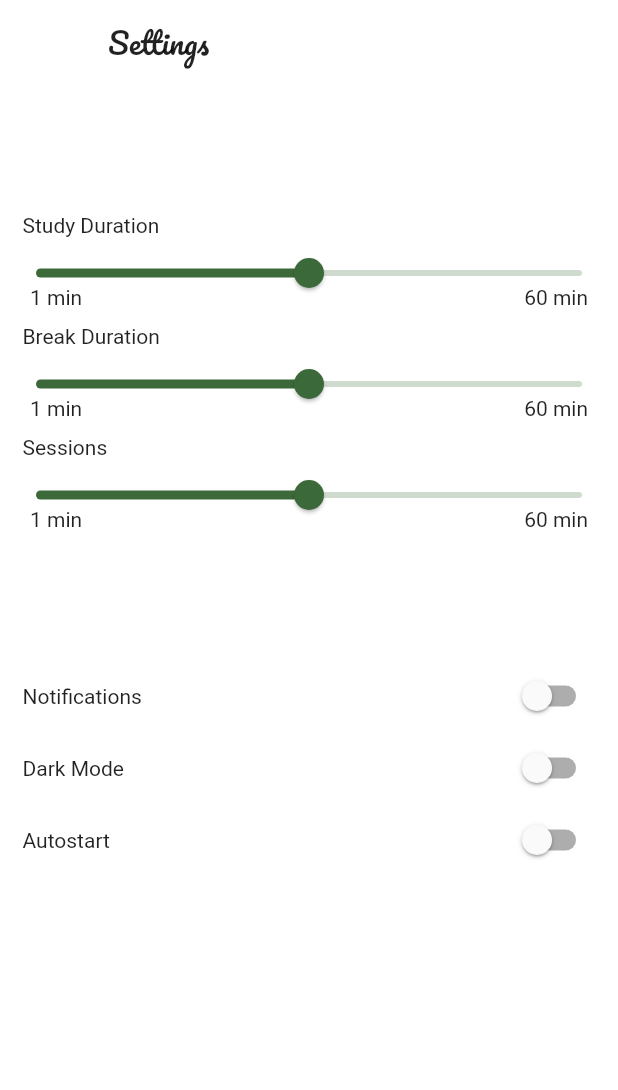
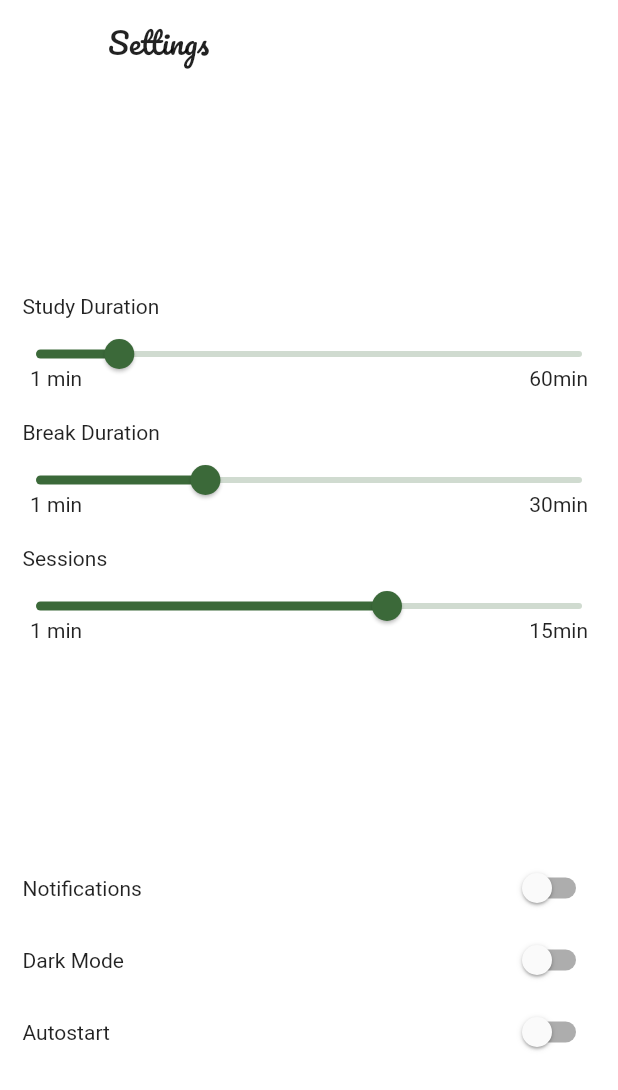
Before and after one commit to NouzNoushad/study_sweet, a Flutter app: the screen it shows after launch, after a tap on the "dark mode" icon, after a tap on the "settings" icon, on a phone screen of 412 x 824 dp. Shown: the top 1090 px of the screen. Run offline on Flutter 3.47's test engine with Material 2 defaults, Android fonts, the light colour scheme and no system bars; our stand-ins replace bloc, equatable, flutter_bloc.

Commit message:
settings screen sliders

```diff
--- /dev/null
+++ b/lib/feature/cubit/settings_cubit/settings_cubit.dart
@@ -0,0 +1,31 @@
+import 'package:bloc/bloc.dart';
+import 'package:equatable/equatable.dart';
+
+part 'settings_state.dart';
+
+class SettingsCubit extends Cubit<SettingsState> {
+  SettingsCubit() : super(const UpdateSettings(10, 10, 10));
+
+  double _studyDuration = 10;
+  double _breakDuration = 10;
+  double _sessions = 10;
+
+  double get studyDuration => _studyDuration;
+  double get breakDuration => _breakDuration;
+  double get sessions => _sessions;
+
+  onChangedStudyDuration(double value) {
+    _studyDuration = value;
+    emit(UpdateSettings(studyDuration, breakDuration, sessions));
+  }
+
+  onChangedBreakDuration(double value) {
+    _breakDuration = value;
+    emit(UpdateSettings(studyDuration, breakDuration, sessions));
+  }
+
+  onChangedSessions(double value) {
+    _sessions = value;
+    emit(UpdateSettings(studyDuration, breakDuration, sessions));
+  }
+}
--- /dev/null
+++ b/lib/feature/cubit/settings_cubit/settings_state.dart
@@ -0,0 +1,19 @@
+part of 'settings_cubit.dart';
+
+sealed class SettingsState extends Equatable {
+  const SettingsState();
+
+  @override
+  List<Object> get props => [];
+}
+
+class UpdateSettings extends SettingsState {
+  final double studyDuration;
+  final double breakDuration;
+  final double sessions;
+
+  const UpdateSettings(this.studyDuration, this.breakDuration, this.sessions);
+
+  @override
+  List<Object> get props => [studyDuration, breakDuration, sessions];
+}
--- a/lib/feature/cubit/timer/timer_cubit.dart
+++ b/lib/feature/cubit/timer/timer_cubit.dart
@@ -2,18 +2,28 @@ import 'dart:async';
 
 import 'package:bloc/bloc.dart';
 import 'package:equatable/equatable.dart';
+import 'package:flutter_bloc/flutter_bloc.dart';
+import 'package:promodoro_app/feature/cubit/settings_cubit/settings_cubit.dart';
 
 part 'timer_state.dart';
 
 class TimerCubit extends Cubit<TimerState> {
-  TimerCubit()
-      : super(const UpdateTimerState('02:00', 2 * 60, false, 1, 2, 'Study'));
+  TimerCubit({required SettingsCubit settingsCubit})
+      : _settingsCubit = settingsCubit,
+        super(UpdateTimerState(
+            '02:00',
+            (settingsCubit.studyDuration * 60).round(),
+            false,
+            1,
+            settingsCubit.studyDuration.round(),
+            'Study'));
+  final SettingsCubit _settingsCubit;
 
   Timer? _timer;
   bool _isPlaying = false;
   bool _isBreakTime = false;
-  int _currentTime = 2 * 60;
-  int _progressTime = 2;
+  int _currentTime = 1 * 60;
+  int _progressTime = 1;
   String _currentTimeValue = '02:00';
   int _session = 1;
 
@@ -32,6 +42,7 @@ class TimerCubit extends Cubit<TimerState> {
   String get studyStatus => _isBreakTime ? 'Break' : 'Study';
 
   _runTimer(int time) {
+    print('study: ${(_settingsCubit.studyDuration * 60).round()}');
     if (_currentTime >= 0) {
       var currentTimeInMinutes = _currentTime ~/ 60;
       var currentTimeInSeconds = _currentTime % 60;
@@ -44,12 +55,12 @@ class TimerCubit extends Cubit<TimerState> {
       _isBreakTime = !_isBreakTime;
       if (_isBreakTime) {
         if (_session < 4) {
-          _currentTime = 1 * 60;
-          _progressTime = 1;
+          _currentTime = (_settingsCubit.breakDuration * 60).round();
+          _progressTime = _settingsCubit.breakDuration.round();
         }
       } else if (_session < 4) {
-        _currentTime = 2 * 60;
-        _progressTime = 2;
+        _currentTime = (_settingsCubit.studyDuration * 60).round();
+        _progressTime = _settingsCubit.studyDuration.round();
         _session++;
       }
     }
--- a/lib/feature/view/promodoro_home/components/timer.dart
+++ b/lib/feature/view/promodoro_home/components/timer.dart
@@ -1,6 +1,7 @@
 import 'package:flutter/material.dart';
 import 'package:flutter_bloc/flutter_bloc.dart';
 import 'package:promodoro_app/core/utils/extensions.dart';
+import 'package:promodoro_app/feature/cubit/settings_cubit/settings_cubit.dart';
 import 'package:promodoro_app/feature/cubit/timer/timer_cubit.dart';
 
 import '../../../../core/utils/colors.dart';
@@ -28,15 +29,16 @@ class StudyTimer extends StatelessWidget {
   }
 
   Widget timerContainer(BuildContext context, String displayTime, int session,
-          int currentTime, int progressTime, String studyStatus) =>
-      SizedBox(
+      int currentTime, int progressTime, String studyStatus) {
+    var settings = BlocProvider.of<SettingsCubit>(context);
+    return SizedBox(
       height: context.height * 0.3,
       width: context.height * 0.3,
       child: Stack(
         fit: StackFit.expand,
         children: [
           CircularProgressIndicator(
-                value: 1 - currentTime / 60 / progressTime,
+              value: 1 - currentTime * 60,
               strokeWidth: 8,
               strokeCap: StrokeCap.round,
               color: ColorPicker.progressColor,
@@ -66,3 +68,4 @@ class StudyTimer extends StatelessWidget {
       ),
     );
   }
+}
--- a/lib/feature/view/promodoro_settings/components/settings_slider.dart
+++ b/lib/feature/view/promodoro_settings/components/settings_slider.dart
@@ -3,8 +3,17 @@ import 'package:promodoro_app/core/utils/extensions.dart';
 
 class SettingsSlider extends StatelessWidget {
   final String title;
+  final double max;
+  final double min;
   final double value;
-  const SettingsSlider({super.key, required this.title, required this.value});
+  final void Function(double)? onChanged;
+  const SettingsSlider(
+      {super.key,
+      required this.title,
+      required this.max,
+      required this.min,
+      required this.value,
+      required this.onChanged});
 
   @override
   Widget build(BuildContext context) {
@@ -19,24 +28,28 @@ class SettingsSlider extends StatelessWidget {
         ),
         Stack(
           children: [
-            Slider(value: value, onChanged: (value) {}),
+            Slider(
+                value: value.toDouble(),
+                max: max,
+                min: min,
+                onChanged: onChanged),
             Positioned(
               bottom: 0,
               left: 0,
               child: SizedBox(
                 width: context.width,
-                child: const Padding(
-                  padding: EdgeInsets.symmetric(
+                child: Padding(
+                  padding: const EdgeInsets.symmetric(
                     horizontal: 20,
                   ),
                   child: Row(
                     mainAxisAlignment: MainAxisAlignment.spaceBetween,
                     children: [
                       Text(
-                        '1 min',
+                        '${min.toInt()} min',
                       ),
                       Text(
-                        '60 min',
+                        '${max.toInt()}min',
                       ),
                     ],
                   ),
--- a/lib/feature/view/promodoro_settings/settings_screen.dart
+++ b/lib/feature/view/promodoro_settings/settings_screen.dart
@@ -1,5 +1,7 @@
 import 'package:flutter/material.dart';
+import 'package:flutter_bloc/flutter_bloc.dart';
 import 'package:promodoro_app/core/utils/strings.dart';
+import 'package:promodoro_app/feature/cubit/settings_cubit/settings_cubit.dart';
 import 'package:promodoro_app/feature/view/promodoro_settings/components/settings_slider.dart';
 import 'package:promodoro_app/feature/widget/app_bar.dart';
 
@@ -10,29 +12,47 @@ class PromodoroSettingsScreen extends StatelessWidget {
   Widget build(BuildContext context) {
     return Scaffold(
         appBar: promodoroAppBar(context, AppStrings.settingsTitle, [], true),
-        body: Column(
+        body: BlocBuilder<SettingsCubit, SettingsState>(
+          builder: (context, state) {
+            state as UpdateSettings;
+            return Column(
               children: [
-            const Expanded(
+                Expanded(
+                  flex: 2,
                   child: Column(
                     mainAxisAlignment: MainAxisAlignment.center,
                     children: [
                       SettingsSlider(
                         title: "Study Duration",
-                    value: 0.5,
+                        min: 1,
+                        max: 60,
+                        value: state.studyDuration,
+                        onChanged: context
+                            .read<SettingsCubit>()
+                            .onChangedStudyDuration,
                       ),
-                  SizedBox(
-                    height: 10,
+                      const SizedBox(
+                        height: 20,
                       ),
                       SettingsSlider(
                         title: "Break Duration",
-                    value: 0.5,
+                        min: 1,
+                        max: 30,
+                        value: state.breakDuration,
+                        onChanged: context
+                            .read<SettingsCubit>()
+                            .onChangedBreakDuration,
                       ),
-                  SizedBox(
-                    height: 10,
+                      const SizedBox(
+                        height: 20,
                       ),
                       SettingsSlider(
                         title: "Sessions",
-                    value: 0.5,
+                        min: 1,
+                        max: 15,
+                        value: state.sessions,
+                        onChanged:
+                            context.read<SettingsCubit>().onChangedSessions,
                       ),
                     ],
                   ),
@@ -67,6 +87,8 @@ class PromodoroSettingsScreen extends StatelessWidget {
                   ),
                 ))
               ],
+            );
+          },
         ));
   }
 }
--- a/lib/feature/widget/bloc_widget.dart
+++ b/lib/feature/widget/bloc_widget.dart
@@ -1,5 +1,6 @@
 import 'package:flutter/material.dart';
 import 'package:flutter_bloc/flutter_bloc.dart';
+import 'package:promodoro_app/feature/cubit/settings_cubit/settings_cubit.dart';
 import 'package:promodoro_app/feature/cubit/theme_mode/theme_mode_cubit.dart';
 import 'package:promodoro_app/feature/cubit/timer/timer_cubit.dart';
 
@@ -15,7 +16,10 @@ class BlocWidget extends StatelessWidget {
           create: (context) => ThemeModeCubit(),
         ),
         BlocProvider(
-          create: (context) => TimerCubit(),
+          create: (context) => TimerCubit(settingsCubit: SettingsCubit()),
+        ),
+        BlocProvider(
+          create: (context) => SettingsCubit(),
         ),
       ],
       child: child,
```
Lines whose indentation alone changed are shown as unchanged.
